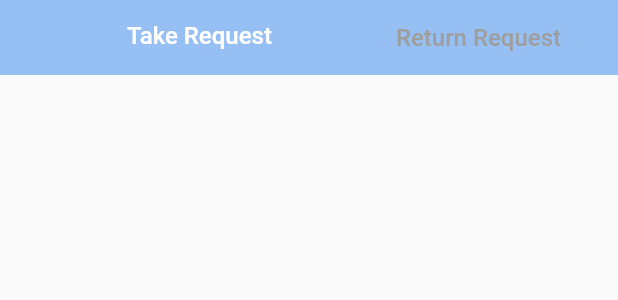
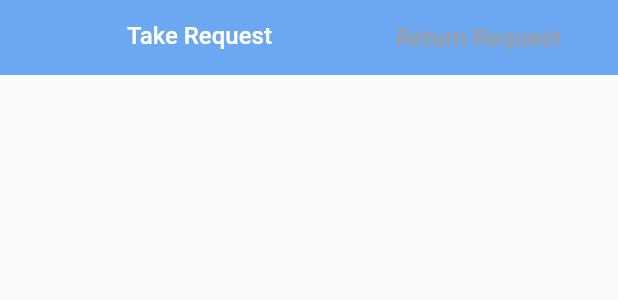
Before and after one commit to Kelebike/KelebikeApp, a Flutter app: the CustomTabBar widget shown alone on an empty page, opened directly with empty values, on a phone screen of 412 x 824 dp. Shown: the top 300 px of the screen. Run offline on Flutter 3.47's test engine with Material 2 defaults, Android fonts, the phone set to English and light mode, and no system bars; our stand-ins replace cloud_firestore, firebase_auth, firebase_core, flutter_countdown_timer, flutter_rating_bar, google_fonts and 2 more; missing offline and left inert: mobile_scanner; accounts and stored records are empty.

Commit message:
colors fixed
colors fixed again

```diff
--- a/src/kelebike/lib/screens/admin_requests_screen.dart
+++ b/src/kelebike/lib/screens/admin_requests_screen.dart
@@ -27,7 +27,7 @@ class _RequestScreenState extends State<RequestScreen> {
     return Scaffold(
       backgroundColor: Colors.white,
       appBar: AppBar(
-        backgroundColor: Color(0xFF6CA8F1).withOpacity(0.7),
+        backgroundColor: Color(0xFF6CA8F1),
         elevation: 0,
         title: Text("Requests"),
         centerTitle: true,
--- a/src/kelebike/lib/screens/custom_tab_bar.dart
+++ b/src/kelebike/lib/screens/custom_tab_bar.dart
@@ -9,7 +9,7 @@ class CustomTabBar extends StatelessWidget {
   Widget build(BuildContext context) {
     return Container(
       height: 50,
-      decoration: BoxDecoration(color: Color(0xFF6CA8F1).withOpacity(0.7)),
+      decoration: BoxDecoration(color: Color(0xFF6CA8F1)),
       child: Row(
         children: <Widget>[
           Container(
```
